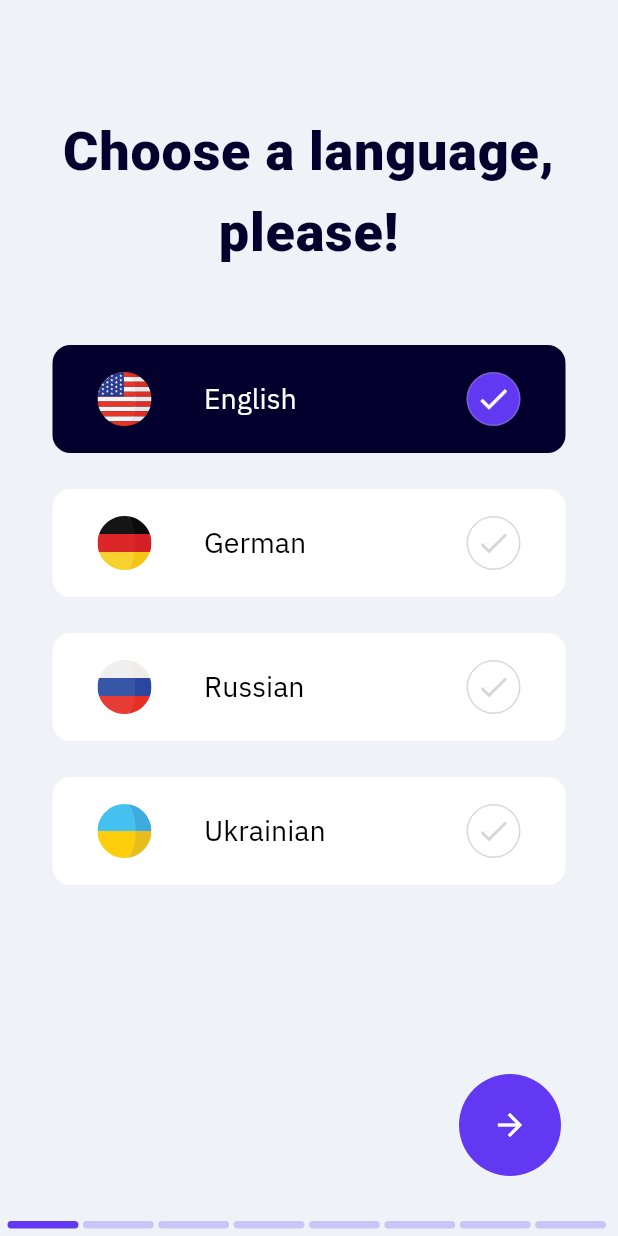
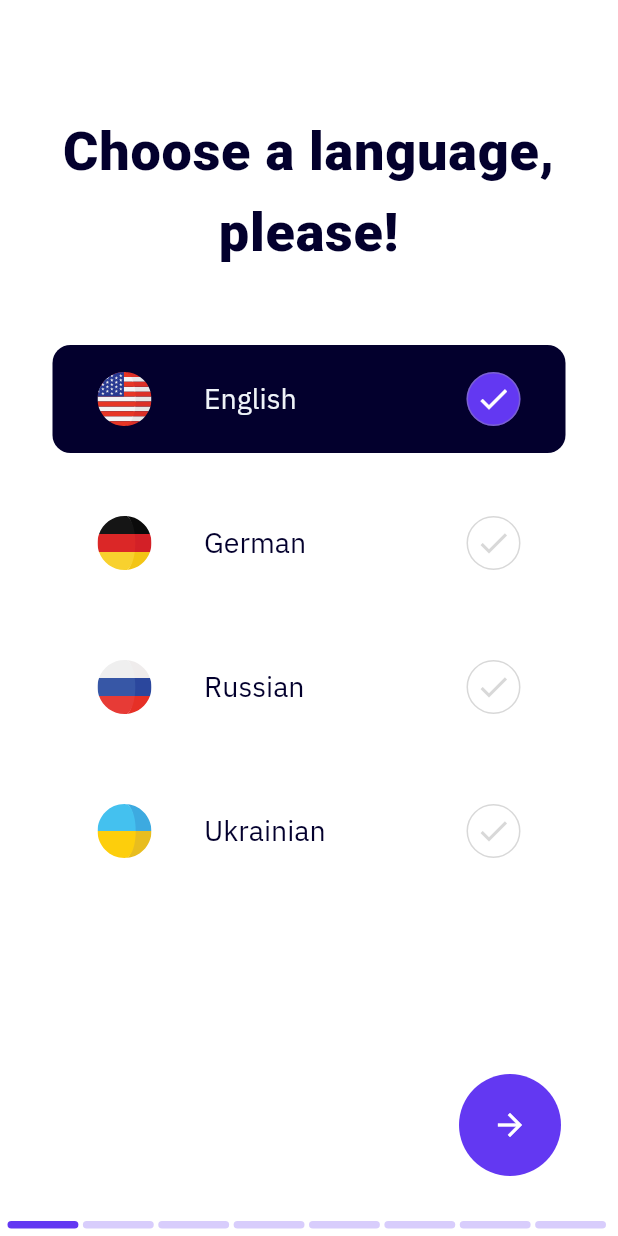
Before and after one commit to f0cuSsss/flutter_animated_onboarding, a Flutter app: the screen it shows after launch, on a phone screen of 412 x 824 dp. Run offline on Flutter 3.47's test engine with Material 2 defaults, Android fonts, the phone set to English and light mode, and no system bars; our stand-ins replace flutter_svg, shared_preferences.

Commit message:
themes switcher [basic settings]

```diff
--- /dev/null
+++ b/lib/global/theme/ThemeNotifier.dart
@@ -0,0 +1,20 @@
+import 'package:flutter/material.dart';
+import 'package:flutter_welcome_screen/global/theme/app_theme.dart';
+import 'package:shared_preferences/shared_preferences.dart';
+
+class ThemeNotifier extends ChangeNotifier {
+  final String key = "theme";
+  late SharedPreferences prefs;
+  late AppTheme _current;
+
+  AppTheme get current => _current;
+
+  ThemeNotifier() {
+    _current = AppTheme.Light;
+  }
+
+  toggleTheme(AppTheme theme) {
+    _current = theme;
+    notifyListeners();
+  }
+}
--- a/lib/global/theme/app_theme.dart
+++ b/lib/global/theme/app_theme.dart
@@ -11,9 +11,33 @@ final appThemeData = {
 };
 
 ThemeData appThemeLight = ThemeData(
+  // app background color
   backgroundColor: const Color(0xFFEFF3F8),
   brightness: Brightness.light,
-  primaryColor: Color(0xFF03002D),
+  // title color text
+  primaryColor: const Color(0xFF03002D),
+  colorScheme: ColorScheme(
+    // text color
+    primary: const Color(0xFF03002D), // or Colors.black
+    // text color
+    primaryVariant: const Color(0xFFEFF3F8), // or Colors.white
+    // accent color
+    secondary: const Color(0xFF6338F2),
+    secondaryVariant: Colors.white,
+    // cards color
+    surface: Colors.white,
+    background: Colors.white,
+    error: const Color(0xFFC62B35),
+    onPrimary: Colors.black,
+    // accent color hover background
+    onSecondary: Colors.white,
+    // accent color hover background card color
+    onSurface: const Color(0xFFEFF3F8),
+    // accent color hover app background
+    onBackground: Colors.black.withOpacity(0.6),
+    onError: const Color(0xFFC62B35),
+    brightness: Brightness.light,
+  ),
   // ignore: prefer_const_constructors
   textTheme: TextTheme(
     // ignore: prefer_const_constructors
@@ -29,17 +53,41 @@ ThemeData appThemeLight = ThemeData(
   ),
   fontFamily: 'IBM Plex Sans',
 );
-
+// 0F0B20
 ThemeData appThemeDark = ThemeData(
-  backgroundColor: Colors.blueAccent,
-  brightness: Brightness.dark,
-  primaryColor: Colors.green,
+  // app background color
+  backgroundColor: const Color(0xFF15131C),
+  brightness: Brightness.light,
+  // title color text
+  primaryColor: const Color(0xFFEFF3F8),
+  colorScheme: ColorScheme(
+    // text color
+    primary: const Color(0xFFEFF3F8), // or Colors.white
+    // text color
+    primaryVariant: const Color(0xFF03002D), // or Colors.black
+    // accent color
+    secondary: const Color(0xFF6EFFF0),
+    secondaryVariant: Colors.white,
+    // cards color
+    surface: const Color(0xFF09041E), // Colors.black, //
+    background: Colors.white,
+    error: const Color(0xFFC62B35),
+    onPrimary: Colors.black,
+    // accent color hover background
+    onSecondary: Colors.black.withOpacity(0.7),
+    // accent color hover background card color
+    onSurface: Colors.black.withOpacity(0.5),
+    // accent color hover app background
+    onBackground: Colors.white.withOpacity(0.6),
+    onError: const Color(0xFFC62B35),
+    brightness: Brightness.light,
+  ),
   // ignore: prefer_const_constructors
   textTheme: TextTheme(
     // ignore: prefer_const_constructors
     headline1: TextStyle(
       // ignore: prefer_const_constructors
-      color: Colors.deepPurpleAccent,
+      color: const Color(0xFFFFF3F8),
       fontFamily: 'Roboto',
       fontSize: 36,
       fontWeight: FontWeight.w900,
--- a/lib/global/theme/bloc/theme_bloc.dart
+++ /dev/null
@@ -1,52 +0,0 @@
-import 'dart:async';
-
-import 'package:bloc/bloc.dart';
-import 'package:equatable/equatable.dart';
-import 'package:flutter/material.dart';
-import 'package:flutter_welcome_screen/global/theme/app_theme.dart';
-
-part 'theme_event.dart';
-part 'theme_state.dart';
-
-class ThemeBloc extends Bloc<ThemeEvent, ThemeState> {
-  ThemeBloc() : super(ThemeInitial());
-
-  @override
-  ThemeState get initialState =>
-      // ThemeState(themeData: appThemeData[AppTheme.Dark] ?? appThemeDark);
-      // ThemeState(themeData: appThemeData[AppTheme.Light] ?? appThemeLight);
-      ThemeState(themeData: appThemeLight);
-
-  @override
-  Stream<ThemeState> mapEventToState(
-    ThemeEvent event,
-  ) async* {
-    if (event is ThemeChanged) {
-      // final ThemeState newTheme =
-      //     ThemeState(themeData: appThemeData[event.theme] ?? appThemeLight);
-      // newTheme.themeData = initialState.themeData;
-      // newTheme.themeData = appThemeData[event.theme] ?? appThemeLight;
-      // yield newTheme;
-      print('[bloc] ${event.theme}');
-
-      // switch (event.theme) {
-      //   case AppTheme.Light:
-      //     print('light');
-      //     ThemeState newState = initialState;
-      //     newState.themeData = appThemeData[event.theme] ?? appThemeLight;
-      //     yield newState;
-      //     break;
-      //   case AppTheme.Dark:
-      //     print('dark');
-      //     ThemeState newState = initialState;
-      //     initialState.themeData = appThemeData[event.theme] ?? appThemeDark;
-      //     yield newState;
-      //     break;
-      // }
-
-      // yield ThemeState(themeData: event.theme == AppTheme.Light ? appThemeLight : appThemeDark);
-      // yield ThemeState(themeData: appThemeData[event.theme] ?? appThemeLight);
-      yield ThemeState(themeData: appThemeData[event.theme] ?? appThemeDark);
-    }
-  }
-}
--- a/lib/global/theme/bloc/theme_event.dart
+++ /dev/null
@@ -1,16 +0,0 @@
-part of 'theme_bloc.dart';
-
-abstract class ThemeEvent extends Equatable {
-  const ThemeEvent();
-
-  @override
-  List<Object> get props => [];
-}
-
-class ThemeChanged extends ThemeEvent {
-  final AppTheme theme;
-
-  ThemeChanged({
-    required this.theme,
-  }) : super();
-}
--- a/lib/global/theme/bloc/theme_state.dart
+++ /dev/null
@@ -1,22 +0,0 @@
-part of 'theme_bloc.dart';
-
-class ThemeState extends Equatable {
-  // final ThemeData themeData;
-  ThemeData themeData;
-
-  // const ThemeState();
-  ThemeState({required this.themeData});
-
-  @override
-  List<Object> get props => [];
-}
-
-class ThemeInitial extends ThemeState {
-  // ThemeInitial() : super(themeData: appThemeLight);
-  ThemeInitial()
-      : super(
-          // themeData: appThemeData[AppTheme.Dark] ?? appThemeDark,
-          // themeData: appThemeData[AppTheme.Light] ?? appThemeLight,
-          themeData: appThemeLight,
-        );
-}
--- a/lib/main.dart
+++ b/lib/main.dart
@@ -1,10 +1,7 @@
 import 'package:flutter/material.dart';
-import 'package:flutter_bloc/flutter_bloc.dart';
-
+import 'package:flutter_welcome_screen/global/theme/ThemeNotifier.dart';
+import 'package:provider/provider.dart';
 import 'global/theme/app_theme.dart';
-import 'global/theme/bloc/theme_bloc.dart';
-// import 'package:flutter_bloc/flutter_bloc.dart';
-// // import 'package:flutter_welcome_screen/behaviors/NoneScrollBehavior.dart';
 import 'package:flutter_welcome_screen/screens/onboard/onboard_screen.dart';
 import 'package:flutter_localizations/flutter_localizations.dart';
 import 'package:flutter_welcome_screen/generated/l10n.dart';
@@ -20,19 +17,13 @@ class App extends StatelessWidget {
     // final w = ThemeBloc(initialState: appThemeData[AppTheme.Light]);
     // ThemeData state = appThemeData[AppTheme.Light];
 
-    return BlocProvider<ThemeBloc>(
-      create: (_) => ThemeBloc(),
-      // create: (context) => appThemeData[AppTheme.Light],
-      child: BlocBuilder<ThemeBloc, ThemeState>(
-        builder: _buildWithTheme,
-      ),
-    );
-  }
-
-  Widget _buildWithTheme(BuildContext context, ThemeState state) {
+    return ChangeNotifierProvider(
+      create: (_) => ThemeNotifier(),
+      child: Consumer<ThemeNotifier>(
+        builder: (context, notifier, child) {
           return MaterialApp(
             debugShowCheckedModeBanner: false,
-      theme: state.themeData,
+            theme: notifier.current.index == 0 ? appThemeLight : appThemeDark,
             // ignore: prefer_const_literals_to_create_immutables
             localizationsDelegates: [
               S.delegate,
@@ -48,20 +39,34 @@ class App extends StatelessWidget {
             ],
             home: OnBoardScreen(),
           );
+        },
+      ),
+    );
+    ;
   }
 }
 
 
 
+  // ========= LIGHT THEME ==========
+  // #EFF3F8 - background
+  // #1F1E27 - secondary ???
+  // #03002D - primary
+  // #1F1E27 - primary v2
+
   // ========= DARK THEME ==========
   // #15131C - background
-  // #1F1E27 - secondary
-
+  // #1F1E27 - secondary ???
+  // #FFF3F8 - primary
+  // #ACD7FF - primary v2
+  // #6EFFF0 - accent color
 
   // ========= NIGHT BLUE THEME ========
   // #0E314F - background
-  // #2147A1 - secondary
-  // #286AA8 - third
+  // #2147A1 - secondary ???
+  // #286AA8 - third  ???
+  // #ACD7FF - primary
+  // #FFF3F8 - primary v2
 
   // APP THEMES
   // https://resocoder.com/2019/08/09/switch-themes-with-flutter-bloc-dynamic-theming-tutorial-dark-light-theme/
--- a/lib/screens/onboard/onboard_bottom_block.dart
+++ b/lib/screens/onboard/onboard_bottom_block.dart
@@ -9,6 +9,7 @@ class OnboardBottomBlock extends StatelessWidget {
 
   @override
   Widget build(BuildContext context) {
+    var theme = Theme.of(context);
     return Column(
       children: [
         Row(
@@ -19,7 +20,6 @@ class OnboardBottomBlock extends StatelessWidget {
               child: Ink(
                 decoration: ShapeDecoration(
                   shape: CircleBorder(),
-                  // color: curPage == 0 ? null : Color(0xFF8093F1),
                 ),
                 padding: EdgeInsets.all(10),
                 child: IconButton(
@@ -33,7 +33,7 @@ class OnboardBottomBlock extends StatelessWidget {
                     Icons.arrow_back,
                     color: curPage == 0
                         ? Colors.transparent
-                        : Colors.black.withOpacity(0.4),
+                        : theme.colorScheme.onBackground,
                   ),
                   onPressed: curPage == 0
                       ? null
@@ -50,8 +50,8 @@ class OnboardBottomBlock extends StatelessWidget {
                 decoration: ShapeDecoration(
                   shape: CircleBorder(),
                   color: curPage == pageCount - 1
-                      ? Color(0xFFEFF3F8)
-                      : Color(0xFF6338F2),
+                      ? theme.colorScheme.background
+                      : theme.colorScheme.secondary,
                 ),
                 padding: EdgeInsets.all(10),
                 child: IconButton(
@@ -64,7 +64,7 @@ class OnboardBottomBlock extends StatelessWidget {
                     Icons.arrow_forward,
                     color: curPage == pageCount - 1
                         ? Colors.transparent
-                        : Colors.white,
+                        : theme.colorScheme.onSecondary,
                   ),
                   onPressed: curPage == pageCount - 1
                       ? null
@@ -87,8 +87,8 @@ class OnboardBottomBlock extends StatelessWidget {
                 decoration: BoxDecoration(
                   borderRadius: BorderRadius.all(Radius.circular(5)),
                   color: curPage >= index
-                      ? Color(0xFF6338F2)
-                      : Color(0xFF6338F2).withOpacity(0.25),
+                      ? theme.colorScheme.secondary
+                      : theme.colorScheme.secondary.withOpacity(0.25),
                 ),
                 margin: EdgeInsets.only(right: 3),
                 height: 5,
--- a/lib/screens/onboard/onboard_language_screen.dart
+++ b/lib/screens/onboard/onboard_language_screen.dart
@@ -1,9 +1,7 @@
 import 'package:flutter/material.dart';
-import 'package:flutter_bloc/flutter_bloc.dart';
 import 'package:flutter_svg/flutter_svg.dart';
 import 'package:flutter_welcome_screen/behaviors/NoneScrollBehavior.dart';
 import 'package:flutter_welcome_screen/global/theme/app_theme.dart';
-import 'package:flutter_welcome_screen/global/theme/bloc/theme_bloc.dart';
 import 'package:flutter_welcome_screen/screens/onboard/onboard_bottom_block.dart';
 
 import 'package:flutter_welcome_screen/generated/l10n.dart';
@@ -97,6 +95,7 @@ class _OnboardLanguageScreenState extends State<OnboardLanguageScreen> {
   }
 
   Widget _languageItem(LanguageItem item) {
+    var theme = Theme.of(context);
     return GestureDetector(
       onTap: () {
         setState(() {
@@ -108,9 +107,11 @@ class _OnboardLanguageScreenState extends State<OnboardLanguageScreen> {
         padding: const EdgeInsets.symmetric(vertical: 12),
         child: Container(
           decoration: BoxDecoration(
-            color:
-                selectedLanguage == item.id ? Color(0xFF03002D) : Colors.white,
-            borderRadius: BorderRadius.all(Radius.circular(12)),
+            color: selectedLanguage == item.id
+                ? theme.primaryColor
+                : theme.colorScheme.surface,
+            // : const Color(0xFF060053),
+            borderRadius: const BorderRadius.all(Radius.circular(12)),
           ),
           width: double.infinity,
           padding: const EdgeInsets.symmetric(horizontal: 30, vertical: 18),
@@ -128,8 +129,8 @@ class _OnboardLanguageScreenState extends State<OnboardLanguageScreen> {
                   style: TextStyle(
                     fontSize: 19,
                     color: selectedLanguage == item.id
-                        ? Colors.white
-                        : Colors.black,
+                        ? theme.colorScheme.primaryVariant
+                        : theme.colorScheme.primary,
                     fontWeight: FontWeight.w400,
                   ),
                 ),
@@ -142,12 +143,14 @@ class _OnboardLanguageScreenState extends State<OnboardLanguageScreen> {
                     width: 1,
                     color: Colors.grey.withOpacity(0.4),
                   ),
-                  color: selectedLanguage == item.id ? Color(0xFF6338F2) : null,
+                  color: selectedLanguage == item.id
+                      ? theme.colorScheme.secondary
+                      : null,
                 ),
                 child: Icon(
                   Icons.done,
                   color: selectedLanguage == item.id
-                      ? Colors.white
+                      ? theme.colorScheme.onSecondary
                       : Colors.grey.withOpacity(0.4),
                 ),
               ),
--- a/lib/screens/onboard/onboard_screen.dart
+++ b/lib/screens/onboard/onboard_screen.dart
@@ -1,4 +1,5 @@
 import 'package:flutter/material.dart';
+import 'package:flutter_welcome_screen/global/theme/ThemeNotifier.dart';
 
 import 'package:flutter_welcome_screen/screens/onboard/onboard_functional_overview_screen.dart';
 import 'package:flutter_welcome_screen/screens/onboard/onboard_functional_first_screen.dart';
@@ -8,6 +9,7 @@ import 'package:flutter_welcome_screen/screens/onboard/onboard_getting_started_s
 import 'package:flutter_welcome_screen/screens/onboard/onboard_language_screen.dart';
 import 'package:flutter_welcome_screen/screens/onboard/onboard_theme_screen.dart';
 import 'package:flutter_welcome_screen/screens/onboard/onboard_welcome_screen.dart';
+import 'package:provider/provider.dart';
 
 class OnBoardScreen extends StatefulWidget {
   OnBoardScreen({Key? key}) : super(key: key);
--- a/lib/screens/onboard/onboard_theme_screen.dart
+++ b/lib/screens/onboard/onboard_theme_screen.dart
@@ -1,12 +1,11 @@
 import 'package:flutter/material.dart';
-import 'package:flutter_bloc/flutter_bloc.dart';
-import 'package:flutter_svg/flutter_svg.dart';
 import 'package:flutter_welcome_screen/behaviors/NoneScrollBehavior.dart';
+import 'package:flutter_welcome_screen/global/theme/ThemeNotifier.dart';
 import 'package:flutter_welcome_screen/global/theme/app_theme.dart';
-import 'package:flutter_welcome_screen/global/theme/bloc/theme_bloc.dart';
 import 'package:flutter_welcome_screen/screens/onboard/onboard_bottom_block.dart';
 
 import 'package:flutter_welcome_screen/generated/l10n.dart';
+import 'package:provider/provider.dart';
 
 class ThemeItem {
   final id;
@@ -83,13 +82,13 @@ class _OnboardThemeScreenState extends State<OnboardThemeScreen> {
   }
 
   Widget _themeItem(ThemeItem item, AppTheme theme) {
-    return GestureDetector(
+    return Consumer<ThemeNotifier>(
+      builder: (context, notifier, child) => GestureDetector(
         onTap: () {
           setState(() {
             selectedTheme = item.id;
           });
-        print(theme);
-        BlocProvider.of<ThemeBloc>(context).add(ThemeChanged(theme: theme));
+          notifier.toggleTheme(theme);
         },
         child: Padding(
           padding: const EdgeInsets.symmetric(vertical: 12),
@@ -109,8 +108,9 @@ class _OnboardThemeScreenState extends State<OnboardThemeScreen> {
                     item.name,
                     style: TextStyle(
                       fontSize: 19,
-                    color:
-                        selectedTheme == item.id ? Colors.white : Colors.black,
+                      color: selectedTheme == item.id
+                          ? Colors.white
+                          : Colors.black,
                       fontWeight: FontWeight.w400,
                     ),
                   ),
@@ -123,8 +123,9 @@ class _OnboardThemeScreenState extends State<OnboardThemeScreen> {
                       width: 1,
                       color: Colors.grey.withOpacity(0.4),
                     ),
-                  color:
-                      selectedTheme == item.id ? const Color(0xFF6338F2) : null,
+                    color: selectedTheme == item.id
+                        ? const Color(0xFF6338F2)
+                        : null,
                   ),
                   child: Icon(
                     Icons.done,
@@ -137,6 +138,7 @@ class _OnboardThemeScreenState extends State<OnboardThemeScreen> {
             ),
           ),
         ),
+      ),
     );
   }
 }
--- a/pubspec.yaml
+++ b/pubspec.yaml
@@ -15,8 +15,8 @@ dependencies:
     sdk: flutter
 
   flutter_svg: ^0.22.0
-  flutter_bloc: ^7.0.1
-  equatable: ^2.0.3
+  shared_preferences: ^2.0.6
+  provider: ^5.0.0
 
   # The following adds the Cupertino Icons font to your application.
   # Use with the CupertinoIcons class for iOS style icons.
```
Also changed, not shown: pubspec.lock. Lines whose indentation alone changed are shown as unchanged.
